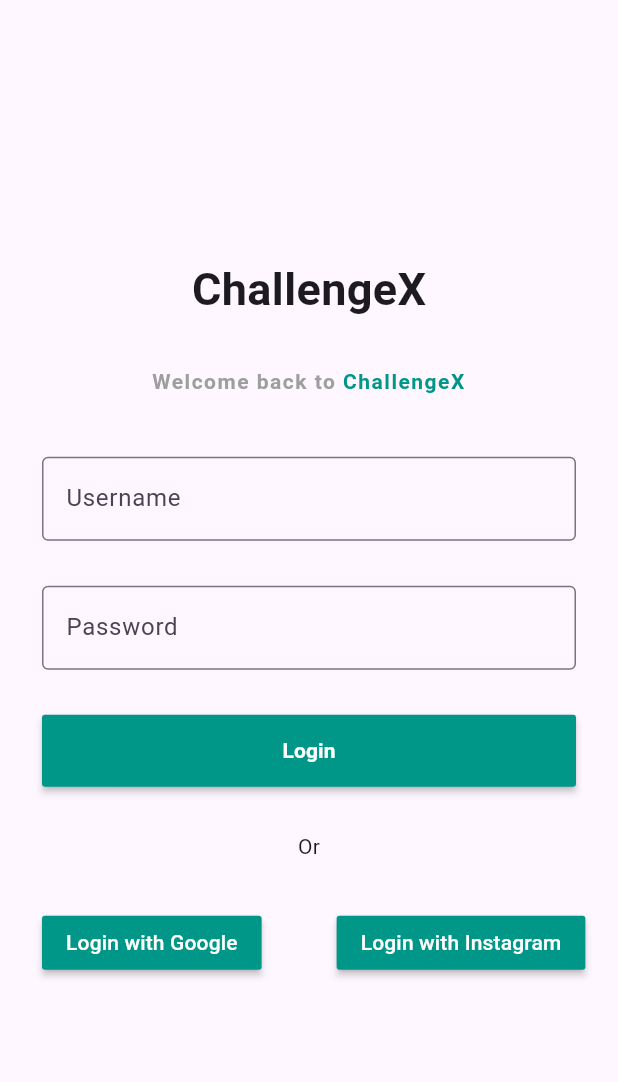
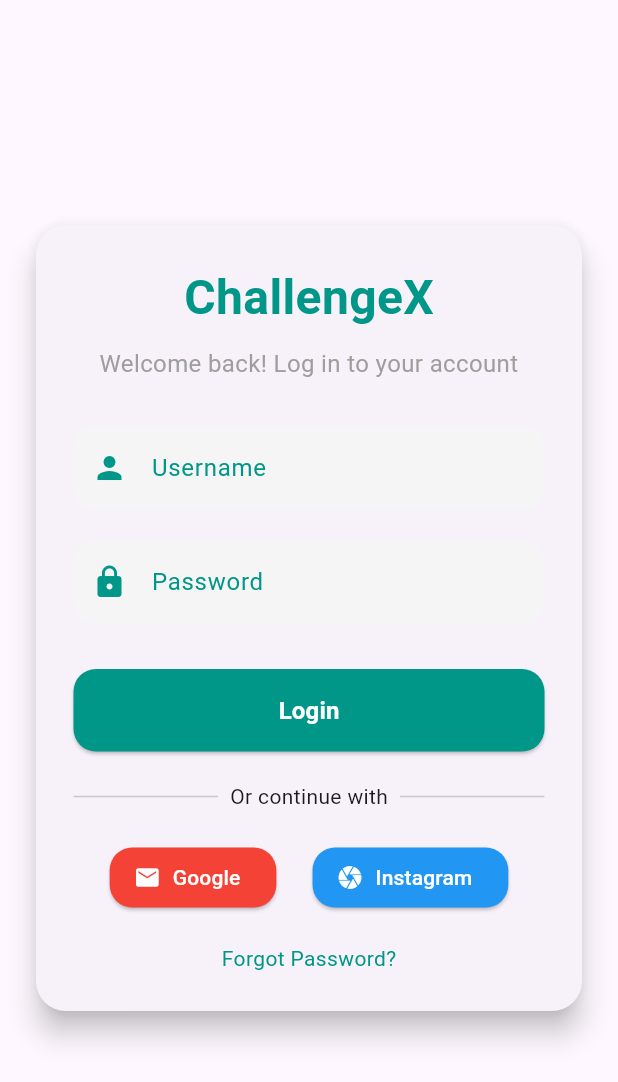
Before and after one commit to Glorycode02/challengex, a Flutter app: the LoginPage screen opened directly, on a phone screen of 412 x 824 dp. Shown: the top 1082 px of the screen. Run offline on Flutter 3.47's test engine with Material 3 defaults, Android fonts, the phone set to English and light mode, and no system bars.

Commit message:
login changes

```diff
--- a/lib/pages/auth/login_page.dart
+++ b/lib/pages/auth/login_page.dart
@@ -8,112 +8,141 @@
     final TextEditingController usernameController = TextEditingController();
     final TextEditingController passwordController = TextEditingController();
     return Scaffold(
-      body: Padding(
-        padding: const EdgeInsets.all(20.0),
-        child: Container(
-          child: Padding(
-            padding: const EdgeInsets.all(8.0),
-            child: Column(
-              mainAxisAlignment: MainAxisAlignment.center,
-              children: [
-                const Text(
-                  "ChallengeX",
-                  style: TextStyle(fontWeight: FontWeight.bold, fontSize: 30.0),
-                ),
-                const SizedBox(
-                  height: 30,
-                ),
-                const Text.rich(
-                  TextSpan(
-                    text: "Welcome back to ",
+      body: Center(
+        child: SingleChildScrollView(
+          padding: const EdgeInsets.all(20.0),
+          child: Card(
+            elevation: 8.0,
+            shape: RoundedRectangleBorder(
+              borderRadius: BorderRadius.circular(20.0),
+            ),
+            child: Padding(
+              padding: const EdgeInsets.all(25.0),
+              child: Column(
+                mainAxisSize: MainAxisSize.min,
+                children: [
+                  const Text(
+                    "ChallengeX",
                     style: TextStyle(
                       fontWeight: FontWeight.bold,
+                      fontSize: 32.0,
+                      color: Colors.teal,
+                    ),
+                  ),
+                  const SizedBox(height: 10),
+                  const Text(
+                    "Welcome back! Log in to your account",
+                    style: TextStyle(
+                      fontSize: 16.0,
                       color: Colors.grey,
-                      letterSpacing: 1.0, // Slight spacing between letters
                     ),
+                    textAlign: TextAlign.center,
+                  ),
+                  const SizedBox(height: 30),
+                  TextField(
+                    controller: usernameController,
+                    decoration: InputDecoration(
+                      filled: true,
+                      fillColor: Colors.grey.shade100,
+                      border: OutlineInputBorder(
+                        borderRadius: BorderRadius.circular(15.0),
+                        borderSide: BorderSide.none,
+                      ),
+                      prefixIcon: const Icon(Icons.person, color: Colors.teal),
+                      labelText: "Username",
+                      labelStyle: const TextStyle(color: Colors.teal),
+                    ),
+                  ),
+                  const SizedBox(height: 20),
+                  TextField(
+                    controller: passwordController,
+                    obscureText: true,
+                    decoration: InputDecoration(
+                      filled: true,
+                      fillColor: Colors.grey.shade100,
+                      border: OutlineInputBorder(
+                        borderRadius: BorderRadius.circular(15.0),
+                        borderSide: BorderSide.none,
+                      ),
+                      prefixIcon: const Icon(Icons.lock, color: Colors.teal),
+                      labelText: "Password",
+                      labelStyle: const TextStyle(color: Colors.teal),
+                    ),
+                  ),
+                  const SizedBox(height: 30),
+                  SizedBox(
+                    width: double.infinity,
+                    child: ElevatedButton(
+                      onPressed: () {},
+                      style: ElevatedButton.styleFrom(
+                        backgroundColor: Colors.teal,
+                        shape: RoundedRectangleBorder(
+                          borderRadius: BorderRadius.circular(15.0),
+                        ),
+                        padding: const EdgeInsets.symmetric(vertical: 16.0),
+                      ),
+                      child: const Text(
+                        "Login",
+                        style: TextStyle(
+                          color: Colors.white,
+                          fontSize: 16.0,
+                          fontWeight: FontWeight.bold,
+                        ),
+                      ),
+                    ),
+                  ),
+                  const SizedBox(height: 20),
+                 const Row(
+                    children: const [
+                      Expanded(child: Divider(thickness: 1)),
+                      Padding(
+                        padding: EdgeInsets.symmetric(horizontal: 8.0),
+                        child: Text("Or continue with"),
+                      ),
+                      Expanded(child: Divider(thickness: 1)),
+                    ],
+                  ),
+                  const SizedBox(height: 20),
+                  Row(
+                    mainAxisAlignment: MainAxisAlignment.spaceEvenly,
                     children: [
-                      TextSpan(
-                        text: "ChallengeX",
-                        style: TextStyle(
-                          color: Colors.teal, // Thicker underline
+                      ElevatedButton.icon(
+                        onPressed: () {},
+                        style: ElevatedButton.styleFrom(
+                          backgroundColor: Colors.red,
+                          shape: RoundedRectangleBorder(
+                            borderRadius: BorderRadius.circular(15.0),
+                          ),
                         ),
+                        icon: const Icon(Icons.email, color: Colors.white),
+                        label: const Text("Google",style: TextStyle(color: Colors.white),),
+                      ),
+                      ElevatedButton.icon(
+                        onPressed: () {},
+                        style: ElevatedButton.styleFrom(
+                          backgroundColor: Colors.blue,
+                          shape: RoundedRectangleBorder(
+                            borderRadius: BorderRadius.circular(15.0),
+                          ),
+                        ),
+                        icon: const Icon(Icons.camera, color: Colors.white),
+                        label: const Text("Instagram",style: TextStyle(color: Colors.white),),
                       ),
                     ],
                   ),
-                  textAlign: TextAlign.center, // Center-align the text block
-                ),
-                const SizedBox(
-                  height: 40,
-                ),
-                TextField(
-                  controller: usernameController,
-                  decoration: const InputDecoration(
-                    border: OutlineInputBorder(),
-                    labelText: "Username",
-                    // prefixIcon: const Icon(Icons.)
-                  ),
-                ),
-                const SizedBox(
-                  height: 30,
-                ),
-                TextField(
-                  obscureText: true,
-                  controller: passwordController,
-                  decoration: const InputDecoration(
-                    border: OutlineInputBorder(),
-                    labelText: "Password",
-                    // prefixIcon: const Icon(Icons.verified_user)
-                  ),
-                ),
-                const SizedBox(
-                  height: 30,
-                ),
-                SizedBox(
-                  width: double.infinity,
-                  child: MaterialButton(
-                    onPressed: () {},
-                    color: Colors.teal,
-                    padding: const EdgeInsets.symmetric(
-                        horizontal: 20, vertical: 14),
+                  const SizedBox(height: 20),
+                  GestureDetector(
+                    onTap: () {},
                     child: const Text(
-                      "Login",
+                      "Forgot Password?",
                       style: TextStyle(
-                          color: Colors.white, fontWeight: FontWeight.bold),
+                        color: Colors.teal,
+
+                      ),
                     ),
                   ),
-                ),
-                const SizedBox(
-                  height: 30,
-                ),
-                const Text("Or"),
-                const SizedBox(
-                  height: 30,
-                ),
-                Row(
-                  mainAxisAlignment: MainAxisAlignment.center,
-                  children: [
-                    MaterialButton(
-                      onPressed: () {},
-                      color: Colors.teal,
-                      child: const Text(
-                        "Login with Google",
-                        style: TextStyle(color: Colors.white),
-                      ),
-                    ),
-                    const SizedBox(
-                      width: 50,
-                    ),
-                    MaterialButton(
-                      onPressed: () {},
-                      color: Colors.teal,
-                      child: const Text(
-                        "Login with Instagram",
-                        style: TextStyle(color: Colors.white),
-                      ),
-                    ),
-                  ],
-                )
-              ],
+                ],
+              ),
             ),
           ),
         ),
```
